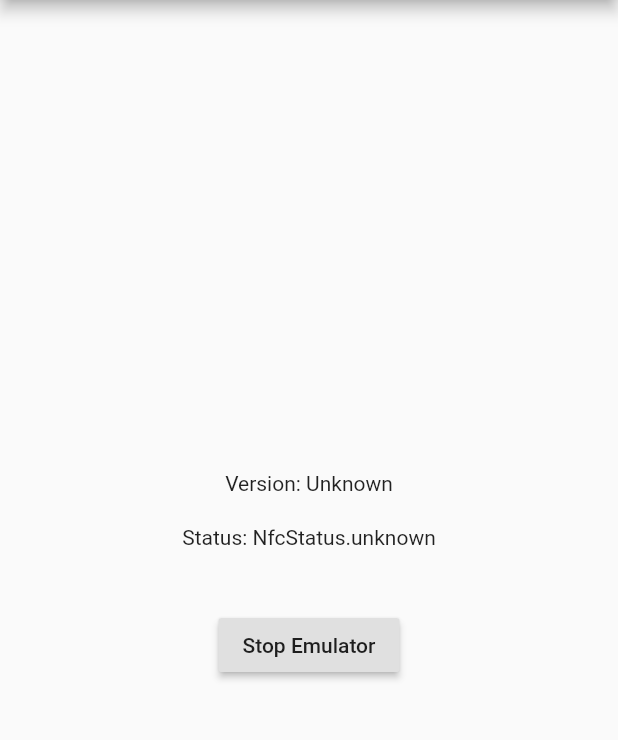
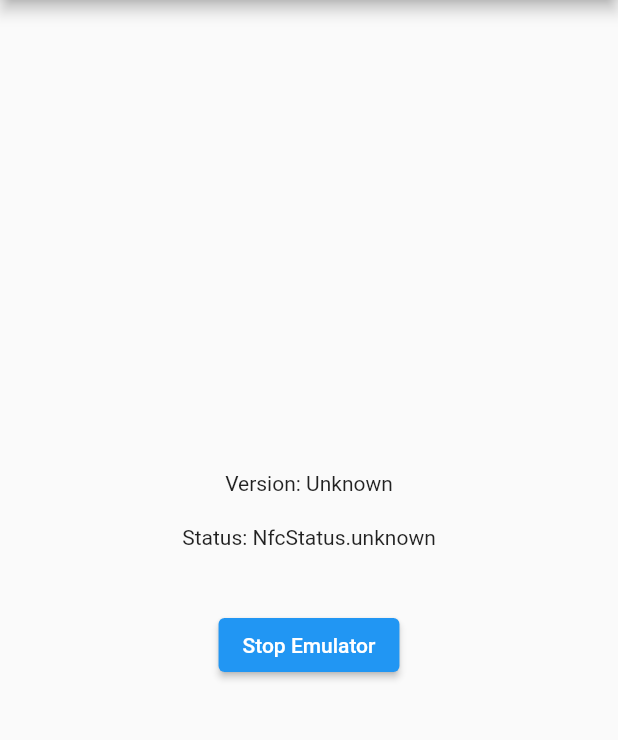
Before and after one commit to ryanhz/nfc_emulator, a Flutter app: the screen it shows after launch, after a tap on "Start Emulator", on a phone screen of 412 x 824 dp, the part 84-824 px from its top. Run offline on Flutter 3.47's test engine with Material 2 defaults, Android fonts, the phone set to English and light mode, and no system bars.

Commit message:
Replaced deprecated RaisedButton with ElevatedButton; Changed NfcStatus to be not nullable with default value

```diff
--- a/example/lib/main.dart
+++ b/example/lib/main.dart
@@ -27,7 +27,7 @@ class _MyAppState extends State<MyApp> {
   // Platform messages are asynchronous, so we initialize in an async method.
   Future<void> initPlatformState() async {
     String? platformVersion;
-    NfcStatus? nfcStatus;
+    NfcStatus nfcStatus = NfcStatus.unknown;
     // Platform messages may fail, so we use a try/catch PlatformException.
     try {
       platformVersion = await NfcEmulator.platformVersion;
@@ -43,7 +43,7 @@ class _MyAppState extends State<MyApp> {
 
     setState(() {
       _platformVersion = platformVersion ?? 'Unknown';
-      _nfcStatus = nfcStatus ?? NfcStatus.unknown;
+      _nfcStatus = nfcStatus;
     });
   }
 
@@ -64,7 +64,7 @@ class _MyAppState extends State<MyApp> {
                 SizedBox(height: 20.0),
                 Text('Status: $_nfcStatus'),
                 SizedBox(height: 40.0),
-                RaisedButton(
+                ElevatedButton(
                     child: Text(_started ? "Stop Emulator" : "Start Emulator"),
                     onPressed: startStopEmulator),
               ]),
```
